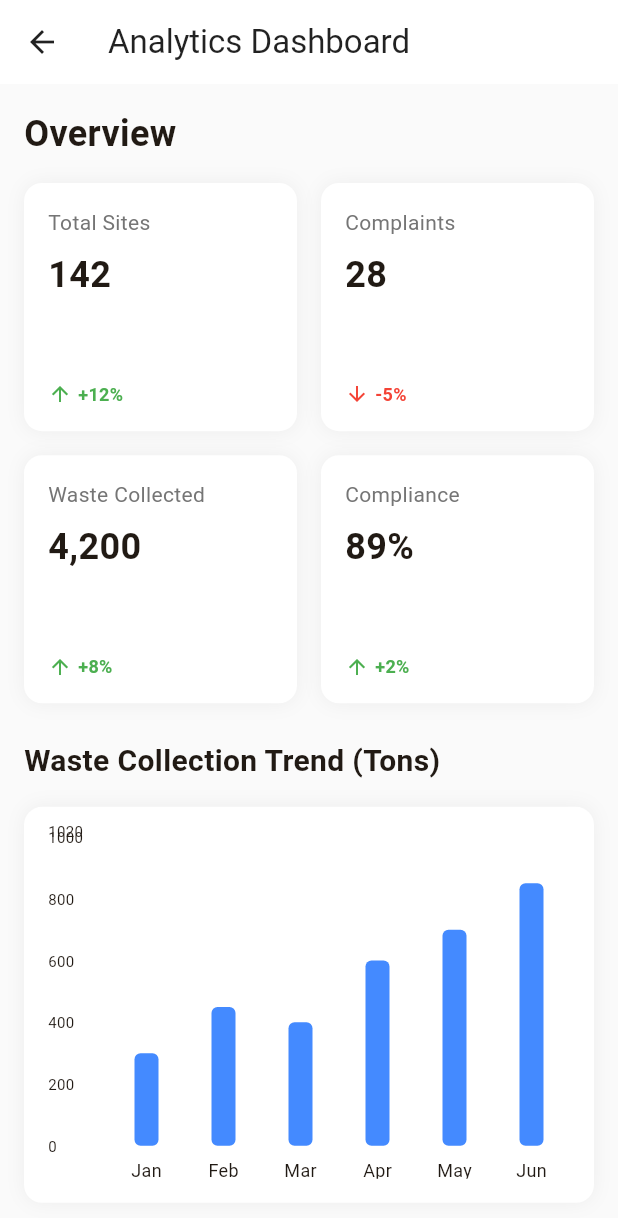
After one commit to pandeysakshi1623/BMC-Construction-Waste-Management, a Flutter app: the RoleSelectionScreen screen opened by its route, after a tap on "Official / Admin", on a phone screen of 412 x 824 dp. The commit adds this screen. Shown: the top 1218 px of the screen. Run offline on Flutter 3.47's test engine with Material 3 defaults, Android fonts, the phone set to English and light mode, and no system bars; drawn by our look-alikes of fl_chart; our stand-ins replace geocoding, geolocator, image_picker, qr_flutter, share_plus, shared_preferences; missing offline and left inert: mobile_scanner; accounts and stored records are empty.

Commit message:
Add native Flutter analytics dashboard for authorities

```diff
--- a/lib/main.dart
+++ b/lib/main.dart
@@ -22,6 +22,8 @@ import 'screens/citizen/awareness_screen.dart';
 import 'screens/driver/pickups_screen.dart';
 import 'screens/driver/qr_scanner_screen.dart';
 import 'screens/driver/upload_disposal_screen.dart';
+// Officials / Admin
+import 'screens/dashboard/analytics_dashboard_screen.dart';
 
 void main() {
   runApp(
@@ -81,6 +83,8 @@ class MyApp extends StatelessWidget {
         '/driver/pickups':             (_) => const PickupsScreen(),
         '/driver/qr-scanner':          (_) => const QrScannerScreen(),
         '/driver/upload-disposal':     (_) => const UploadDisposalScreen(),
+        // Officials
+        '/officials/dashboard':        (_) => const AnalyticsDashboardScreen(),
       },
     );
   }
--- a/lib/providers/role_provider.dart
+++ b/lib/providers/role_provider.dart
@@ -1,7 +1,7 @@
 import 'package:flutter/material.dart';
 import 'package:shared_preferences/shared_preferences.dart';
 
-enum AppRole { contractor, citizen, driver }
+enum AppRole { contractor, citizen, driver, official }
 
 extension AppRoleExt on AppRole {
   String get name {
@@ -9,6 +9,7 @@ extension AppRoleExt on AppRole {
       case AppRole.contractor: return 'contractor';
       case AppRole.citizen:    return 'citizen';
       case AppRole.driver:     return 'driver';
+      case AppRole.official:   return 'official';
     }
   }
 
@@ -17,6 +18,7 @@ extension AppRoleExt on AppRole {
       case AppRole.contractor: return 'Contractor';
       case AppRole.citizen:    return 'Citizen';
       case AppRole.driver:     return 'Driver';
+      case AppRole.official:   return 'Official';
     }
   }
 
@@ -25,6 +27,7 @@ extension AppRoleExt on AppRole {
       case AppRole.contractor: return Icons.engineering;
       case AppRole.citizen:    return Icons.person;
       case AppRole.driver:     return Icons.local_shipping;
+      case AppRole.official:   return Icons.admin_panel_settings;
     }
   }
 
@@ -33,6 +36,7 @@ extension AppRoleExt on AppRole {
       case AppRole.contractor: return Colors.blue;
       case AppRole.citizen:    return Colors.green;
       case AppRole.driver:     return Colors.deepOrange;
+      case AppRole.official:   return Colors.purple;
     }
   }
 
@@ -41,6 +45,7 @@ extension AppRoleExt on AppRole {
       case AppRole.contractor: return '/contractor/dashboard';
       case AppRole.citizen:    return '/citizen/complaints';
       case AppRole.driver:     return '/driver/pickups';
+      case AppRole.official:   return '/officials/dashboard';
     }
   }
 
@@ -48,6 +53,7 @@ extension AppRoleExt on AppRole {
     switch (value) {
       case 'citizen': return AppRole.citizen;
       case 'driver':  return AppRole.driver;
+      case 'official':return AppRole.official;
       default:        return AppRole.contractor;
     }
   }
--- a/lib/screens/auth/role_selection_screen.dart
+++ b/lib/screens/auth/role_selection_screen.dart
@@ -65,6 +65,14 @@ class RoleSelectionScreen extends StatelessWidget {
               color: Colors.deepOrange,
               onTap: () => _selectRole(context, AppRole.driver),
             ),
+            const SizedBox(height: 16),
+            _RoleCard(
+              icon: Icons.admin_panel_settings,
+              title: 'Official / Admin',
+              subtitle: 'View analytics dashboard and manage system',
+              color: Colors.purple,
+              onTap: () => _selectRole(context, AppRole.official),
+            ),
           ],
         ),
       ),
--- /dev/null
+++ b/lib/screens/dashboard/analytics_dashboard_screen.dart
@@ -0,0 +1,151 @@
+import 'package:flutter/material.dart';
+import '../../services/dashboard_service.dart';
+import '../../widgets/dashboard_charts.dart';
+
+class AnalyticsDashboardScreen extends StatefulWidget {
+  const AnalyticsDashboardScreen({Key? key}) : super(key: key);
+
+  @override
+  State<AnalyticsDashboardScreen> createState() => _AnalyticsDashboardScreenState();
+}
+
+class _AnalyticsDashboardScreenState extends State<AnalyticsDashboardScreen> {
+  bool _isLoading = true;
+  Map<String, dynamic>? _dashboardData;
+
+  @override
+  void initState() {
+    super.initState();
+    _fetchData();
+  }
+
+  Future<void> _fetchData() async {
+    try {
+      final data = await DashboardService.getDashboardData();
+      setState(() {
+        _dashboardData = data;
+        _isLoading = false;
+      });
+    } catch (e) {
+      setState(() => _isLoading = false);
+      // Handle error
+    }
+  }
+
+  @override
+  Widget build(BuildContext context) {
+    return Scaffold(
+      backgroundColor: Colors.grey[50],
+      appBar: AppBar(
+        title: const Text('Analytics Dashboard'),
+        backgroundColor: Colors.white,
+        foregroundColor: Colors.black87,
+        elevation: 0,
+      ),
+      body: _isLoading
+          ? const Center(child: CircularProgressIndicator())
+          : _dashboardData == null
+              ? const Center(child: Text('Failed to load dashboard data'))
+              : _buildDashboardContent(),
+    );
+  }
+
+  Widget _buildDashboardContent() {
+    final summaryCards = _dashboardData!['summaryCards'] as List<dynamic>;
+    final analyticsData = _dashboardData!['analyticsData'] as List<dynamic>;
+
+    return SingleChildScrollView(
+      child: Padding(
+        padding: const EdgeInsets.all(16.0),
+        child: Column(
+          crossAxisAlignment: CrossAxisAlignment.start,
+          children: [
+            const Text(
+              'Overview',
+              style: TextStyle(fontSize: 24, fontWeight: FontWeight.bold),
+            ),
+            const SizedBox(height: 16),
+            GridView.builder(
+              shrinkWrap: true,
+              physics: const NeverScrollableScrollPhysics(),
+              gridDelegate: const SliverGridDelegateWithFixedCrossAxisCount(
+                crossAxisCount: 2,
+                crossAxisSpacing: 16,
+                mainAxisSpacing: 16,
+                childAspectRatio: 1.1,
+              ),
+              itemCount: summaryCards.length,
+              itemBuilder: (context, index) {
+                return _buildSummaryCard(summaryCards[index]);
+              },
+            ),
+            const SizedBox(height: 24),
+            const Text(
+              'Waste Collection Trend (Tons)',
+              style: TextStyle(fontSize: 20, fontWeight: FontWeight.bold),
+            ),
+            const SizedBox(height: 16),
+            Container(
+              padding: const EdgeInsets.all(16),
+              decoration: BoxDecoration(
+                color: Colors.white,
+                borderRadius: BorderRadius.circular(12),
+                boxShadow: [
+                  BoxShadow(color: Colors.black.withOpacity(0.05), blurRadius: 10),
+                ],
+              ),
+              child: WasteTrendChart(data: analyticsData),
+            ),
+          ],
+        ),
+      ),
+    );
+  }
+
+  Widget _buildSummaryCard(Map<String, dynamic> card) {
+    return Container(
+      padding: const EdgeInsets.all(16),
+      decoration: BoxDecoration(
+        color: Colors.white,
+        borderRadius: BorderRadius.circular(12),
+        boxShadow: [
+          BoxShadow(color: Colors.black.withOpacity(0.05), blurRadius: 10),
+        ],
+      ),
+      child: Column(
+        crossAxisAlignment: CrossAxisAlignment.start,
+        mainAxisAlignment: MainAxisAlignment.center,
+        children: [
+          Text(
+            card['title'],
+            style: TextStyle(color: Colors.grey[600], fontSize: 14),
+          ),
+          const SizedBox(height: 8),
+          Text(
+            card['value'].toString(),
+            style: const TextStyle(fontSize: 24, fontWeight: FontWeight.bold),
+          ),
+          const Spacer(),
+          Row(
+            children: [
+              Icon(
+                card['trendUp'] ? Icons.arrow_upward : Icons.arrow_downward,
+                color: card['trendUp'] ? Colors.green : Colors.red,
+                size: 16,
+              ),
+              const SizedBox(width: 4),
+              Text(
+                card['trend'],
+                style: TextStyle(
+                  color: card['trendUp'] ? Colors.green : Colors.red,
+                  fontWeight: FontWeight.bold,
+                  fontSize: 12,
+                ),
+              ),
+            ],
+          )
+        ],
+      ),
+    );
+  }
+}
--- /dev/null
+++ b/lib/services/dashboard_service.dart
@@ -0,0 +1,57 @@
+import 'dart:async';
+
+class DashboardService {
+  static Future<Map<String, dynamic>> getDashboardData() async {
+    await Future.delayed(const Duration(seconds: 1));
+    return {
+      'summaryCards': [
+        {
+          'id': 1,
+          'title': 'Total Sites',
+          'value': '142',
+          'subtitle': 'Active sites tracking waste',
+          'trend': '+12%',
+          'trendUp': true,
+        },
+        {
+          'id': 2,
+          'title': 'Complaints',
+          'value': '28',
+          'subtitle': '3 urgent pending review',
+          'trend': '-5%',
+          'trendUp': false,
+        },
+        {
+          'id': 3,
+          'title': 'Waste Collected',
+          'value': '4,200',
+          'subtitle': 'Tons this month',
+          'trend': '+8%',
+          'trendUp': true,
+        },
+        {
+          'id': 4,
+          'title': 'Compliance',
+          'value': '89%',
+          'subtitle': 'Sites following regulations',
+          'trend': '+2%',
+          'trendUp': true,
+        },
+      ],
+      'analyticsData': [
+        {'month': 'Jan', 'waste': 300},
+        {'month': 'Feb', 'waste': 450},
+        {'month': 'Mar', 'waste': 400},
+        {'month': 'Apr', 'waste': 600},
+        {'month': 'May', 'waste': 700},
+        {'month': 'Jun', 'waste': 850},
+      ],
+      'sitesData': [
+        {'name': 'Site A', 'compliance': 95},
+        {'name': 'Site B', 'compliance': 80},
+        {'name': 'Site C', 'compliance': 88},
+        {'name': 'Site D', 'compliance': 92},
+      ]
+    };
+  }
+}
--- /dev/null
+++ b/lib/widgets/dashboard_charts.dart
@@ -0,0 +1,84 @@
+import 'package:flutter/material.dart';
+import 'package:fl_chart/fl_chart.dart';
+
+class WasteTrendChart extends StatelessWidget {
+  final List<dynamic> data;
+
+  const WasteTrendChart({Key? key, required this.data}) : super(key: key);
+
+  @override
+  Widget build(BuildContext context) {
+    if (data.isEmpty) return const SizedBox();
+
+    List<BarChartGroupData> barGroups = [];
+    double maxY = 0;
+
+    for (int i = 0; i < data.length; i++) {
+      final item = data[i];
+      final double wasteData = (item['waste'] as num).toDouble();
+      if (wasteData > maxY) maxY = wasteData;
+
+      barGroups.add(
+        BarChartGroupData(
+          x: i,
+          barRods: [
+            BarChartRodData(
+              toY: wasteData,
+              color: Colors.blueAccent,
+              width: 16,
+              borderRadius: BorderRadius.circular(4),
+            ),
+          ],
+        ),
+      );
+    }
+
+    return AspectRatio(
+      aspectRatio: 1.5,
+      child: BarChart(
+        BarChartData(
+          alignment: BarChartAlignment.spaceAround,
+          maxY: maxY * 1.2,
+          barTouchData: BarTouchData(enabled: true),
+          titlesData: FlTitlesData(
+            show: true,
+            bottomTitles: AxisTitles(
+              sideTitles: SideTitles(
+                showTitles: true,
+                getTitlesWidget: (value, meta) {
+                  if (value.toInt() >= 0 && value.toInt() < data.length) {
+                    return Padding(
+                      padding: const EdgeInsets.only(top: 8.0),
+                      child: Text(
+                        data[value.toInt()]['month'],
+                        style: const TextStyle(fontSize: 12),
+                      ),
+                    );
+                  }
+                  return const Text('');
+                },
+              ),
+            ),
+            leftTitles: AxisTitles(
+              sideTitles: SideTitles(
+                showTitles: true,
+                reservedSize: 40,
+                getTitlesWidget: (value, meta) {
+                  return Text(
+                    value.toInt().toString(),
+                    style: const TextStyle(fontSize: 10),
+                  );
+                },
+              ),
+            ),
+            rightTitles: AxisTitles(sideTitles: SideTitles(showTitles: false)),
+            topTitles: AxisTitles(sideTitles: SideTitles(showTitles: false)),
+          ),
+          gridData: FlGridData(show: false),
+          borderData: FlBorderData(show: false),
+          barGroups: barGroups,
+        ),
+      ),
+    );
+  }
+}
--- a/pubspec.yaml
+++ b/pubspec.yaml
@@ -20,6 +20,7 @@ dependencies:
   share_plus: ^10.1.4
   path_provider: ^2.1.4
   geocoding: ^3.0.0
+  fl_chart: ^0.68.0
 
 dev_dependencies:
   flutter_test:
```
